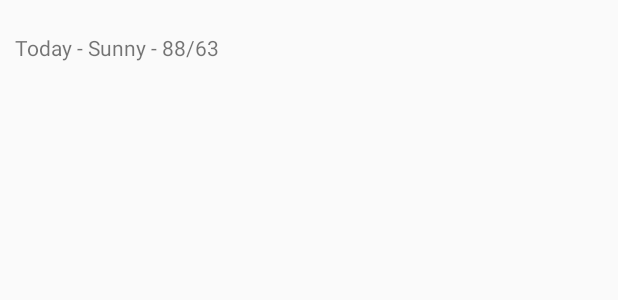
After one commit to davidgaspardev/dsunshine, an Android app: the layout list_item_forecast.xml on its own in the app's theme, with its tools: preview values and no code run, on a phone screen of 412 x 824 dp. The commit adds this screen. Shown: the top 300 px of the screen. Run offline under Robolectric (Android 15) with nearby library versions, the phone set to English and light mode, and no system bars.

Commit message:
Added list_item_forecast.xml (layout) & repaired code

```diff
--- a/app/src/main/res/layout/activity_main.xml
+++ b/app/src/main/res/layout/activity_main.xml
@@ -1,5 +1,6 @@
 <?xml version="1.0" encoding="utf-8"?>
-<FrameLayout xmlns:android="http://schemas.android.com/apk/res/android"
+<FrameLayout
+    xmlns:android="http://schemas.android.com/apk/res/android"
     xmlns:tools="http://schemas.android.com/tools"
     android:id="@+id/container"
     android:layout_width="match_parent"
--- /dev/null
+++ b/app/src/main/res/layout/list_item_forecast.xml
@@ -0,0 +1,9 @@
+<?xml version="1.0" encoding="utf-8"?>
+<TextView
+    xmlns:android="http://schemas.android.com/apk/res/android"
+    android:id="@+id/forecast_item"
+    android:layout_width="match_parent"
+    android:layout_height="?android:attr/listPreferredItemHeight"
+    android:gravity="center_vertical"
+    android:padding="10dp"
+    android:text="Today - Sunny - 88/63"/>
```
Also changed, not shown: app/src/main/java/com/dev/davidgaspar/dsunshine/MainActivity.kt (+15 -12 lines).
